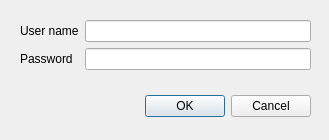
Above: MyQtness/ui/login_dialog.ui from MazeFX/pat before the change. Below: the same form after it.
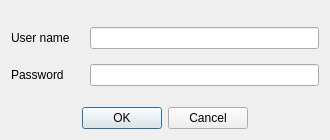
That is the form after the change.

Commit message: Working login and skeleton main window

Diff of the .ui file:
```diff
--- a/MyQtness/ui/login_dialog.ui
+++ b/MyQtness/ui/login_dialog.ui
@@ -6,39 +6,49 @@
    <rect>
     <x>0</x>
     <y>0</y>
-    <width>329</width>
+    <width>330</width>
     <height>140</height>
    </rect>
   </property>
+  <property name="minimumSize">
+   <size>
+    <width>330</width>
+    <height>140</height>
+   </size>
+  </property>
+  <property name="maximumSize">
+   <size>
+    <width>330</width>
+    <height>140</height>
+   </size>
+  </property>
   <property name="windowTitle">
    <string>Dialog</string>
   </property>
-  <widget class="QDialogButtonBox" name="buttonBox">
-   <property name="geometry">
-    <rect>
-     <x>20</x>
-     <y>90</y>
-     <width>291</width>
-     <height>32</height>
-    </rect>
-   </property>
-   <property name="orientation">
-    <enum>Qt::Horizontal</enum>
-   </property>
-   <property name="standardButtons">
-    <set>QDialogButtonBox::Cancel|QDialogButtonBox::Ok</set>
-   </property>
-  </widget>
-  <widget class="QWidget" name="formLayoutWidget">
-   <property name="geometry">
-    <rect>
-     <x>20</x>
-     <y>20</y>
-     <width>291</width>
-     <height>61</height>
-    </rect>
-   </property>
+  <layout class="QVBoxLayout" name="verticalLayout">
+   <item>
    <layout class="QFormLayout" name="formLayout_2">
+     <property name="formAlignment">
+      <set>Qt::AlignLeading|Qt::AlignLeft|Qt::AlignVCenter</set>
+     </property>
+     <property name="horizontalSpacing">
+      <number>20</number>
+     </property>
+     <property name="verticalSpacing">
+      <number>15</number>
+     </property>
+     <property name="leftMargin">
+      <number>0</number>
+     </property>
+     <property name="topMargin">
+      <number>0</number>
+     </property>
+     <property name="rightMargin">
+      <number>0</number>
+     </property>
+     <property name="bottomMargin">
+      <number>0</number>
+     </property>
     <item row="0" column="0">
      <widget class="QLabel" name="userNameLabel">
       <property name="text">
@@ -47,7 +57,14 @@
      </widget>
     </item>
     <item row="0" column="1">
-     <widget class="QLineEdit" name="userNameLineEdit"/>
+      <widget class="QLineEdit" name="userNameLineEdit">
+       <property name="sizePolicy">
+        <sizepolicy hsizetype="Expanding" vsizetype="Preferred">
+         <horstretch>0</horstretch>
+         <verstretch>0</verstretch>
+        </sizepolicy>
+       </property>
+      </widget>
     </item>
     <item row="1" column="0">
      <widget class="QLabel" name="passwordLabel">
@@ -64,7 +81,21 @@
      </widget>
     </item>
    </layout>
-  </widget>
+   </item>
+   <item>
+    <widget class="QDialogButtonBox" name="buttonBox">
+     <property name="orientation">
+      <enum>Qt::Horizontal</enum>
+     </property>
+     <property name="standardButtons">
+      <set>QDialogButtonBox::Cancel|QDialogButtonBox::Ok</set>
+     </property>
+     <property name="centerButtons">
+      <bool>true</bool>
+     </property>
+    </widget>
+   </item>
+  </layout>
  </widget>
  <resources/>
  <connections>
```
Left out of the diff: 2 changed lines with no effect on the pictures. Lines whose indentation alone changed are shown as unchanged. The commit also changes 5 other files.
